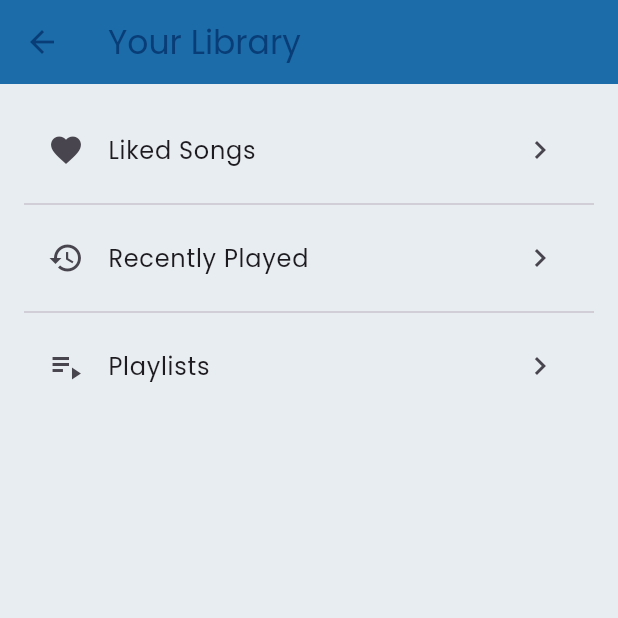
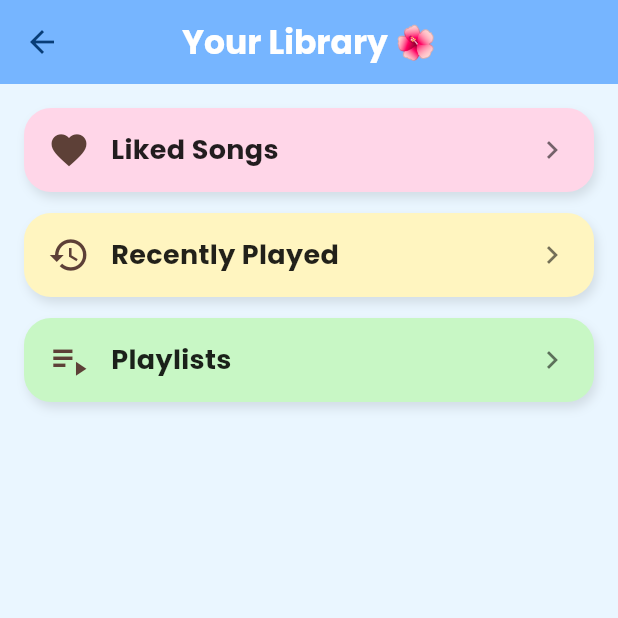
Before and after one commit to NguyenTrungHieu1534/DACN_Flutter, a Flutter app: the LibraryScreen screen opened directly, on a phone screen of 412 x 824 dp, the top half of it. Run offline on Flutter 3.47's test engine with Material 3 defaults, Android fonts, the phone set to English and light mode, and no system bars; our stand-ins replace google_fonts, image_picker, just_audio, jwt_decoder, marquee, shared_preferences and 1 more; accounts and stored records are empty; network calls fail.

Commit message:
refactor: update navigation and UI for library and history features - Added LibraryScreen and integrated it into the main navigation - Updated FavScreen with an AppBar and improved UI - Implemented HistoryScreen and HistoryList for displaying listening history - Created services for managing history and playlists - Enhanced playlist management with API integration

```diff
--- a/DACN/lib/navigation/bottom_nav.dart
+++ b/DACN/lib/navigation/bottom_nav.dart
@@ -172,7 +172,7 @@ class BuildNaviBotState extends State<BuildNaviBot>
                       widget.onItemSelected),
                   _dockItem(Icons.search_rounded, "Search", 1,
                       widget.currentIndex, widget.onItemSelected),
-                  _dockItem(Icons.favorite_rounded, "Favorites", 2,
+                  _dockItem(Icons.category_sharp, "Library", 2,
                       widget.currentIndex, widget.onItemSelected),
                   _dockItem(Icons.person_rounded, "Profile", 3,
                       widget.currentIndex, widget.onItemSelected),
--- a/DACN/lib/screens/album_detail_screen.dart
+++ b/DACN/lib/screens/album_detail_screen.dart
@@ -3,7 +3,7 @@ import 'package:provider/provider.dart';
 import '../services/api_album.dart';
 import '../models/songs.dart';
 import '../models/AudioPlayerProvider.dart';
-import '../navigation/bottom_nav.dart';
+// import '../navigation/bottom_nav.dart';
 import '../widgets/shimmer_widgets.dart'; // ✅ thêm dòng này
 
 class AlbumDetailScreen extends StatefulWidget {
@@ -274,10 +274,6 @@ class _AlbumDetailScreenState extends State<AlbumDetailScreen> {
           ),
         ],
       ),
-      bottomNavigationBar: BuildNaviBot(
-        currentIndex: _currentIndex,
-        onItemSelected: _onItemSelected,
-      ),
     );
   }
 }
--- a/DACN/lib/screens/library_screen.dart
+++ b/DACN/lib/screens/library_screen.dart
@@ -1,41 +1,114 @@
 import 'package:flutter/material.dart';
+import 'package:music_login/screens/fav_screen.dart';
 import '../theme/app_theme.dart';
-
+import '/screens/playlist_screen.dart';
+import '../screens/history_screen.dart';
 class LibraryScreen extends StatelessWidget {
   const LibraryScreen({super.key});
-
   @override
   Widget build(BuildContext context) {
     return Scaffold(
+      backgroundColor: const Color(0xFFEAF6FF), // Nền xanh pastel nhạt
       appBar: AppBar(
-        title: const Text('Your Library'),
-        backgroundColor: AppColors.oceanBlue,
+        backgroundColor: const Color(0xFF76B5FF), // Skyblue đậm hơn chút
+        elevation: 0,
+        centerTitle: true,
+        title: const Text(
+          'Your Library 🌺',
+          style: TextStyle(
+            fontWeight: FontWeight.bold,
+            fontSize: 22,
+            color: Colors.white,
+          ),
+        ),
       ),
       body: ListView(
         padding: const EdgeInsets.all(16),
         children: [
-          ListTile(
-            leading: const Icon(Icons.favorite),
-            title: const Text('Liked Songs'),
-            trailing: const Icon(Icons.chevron_right),
-            onTap: () {},
+          _retroCard(
+            icon: Icons.favorite,
+            text: "Liked Songs",
+            color: const Color(0xFFFFD6E8), // Pastel hồng
+            onTap: () {
+              Navigator.push(
+              context,
+              MaterialPageRoute(
+                builder: (_) => const FavScreen(),
+              ),
+            );
+            },
           ),
-          const Divider(),
-          ListTile(
-            leading: const Icon(Icons.history),
-            title: const Text('Recently Played'),
-            trailing: const Icon(Icons.chevron_right),
-            onTap: () {},
+          _retroCard(
+            icon: Icons.history,
+            text: "Recently Played",
+            color: const Color(0xFFFFF5C0), // Vàng nhạt retro
+            onTap: () {
+               Navigator.push(
+              context,
+              MaterialPageRoute(
+                builder: (_) => const HistoryScreen(),
+              ),
+            );
+            },
           ),
-          const Divider(),
-          ListTile(
-            leading: const Icon(Icons.playlist_play),
-            title: const Text('Playlists'),
-            trailing: const Icon(Icons.chevron_right),
-            onTap: () {},
+          _retroCard(
+            icon: Icons.playlist_play,
+            text: "Playlists",
+            color: const Color(0xFFC8F7C5), // Xanh lá pastel
+            onTap: () {
+              Navigator.push(
+              context,
+              MaterialPageRoute(
+                builder: (_) => const PlaylistScreen(),
+              ),
+            );
+            },
           ),
         ],
       ),
     );
   }
+
+  Widget _retroCard({
+    required IconData icon,
+    required String text,
+    required Color color,
+    required VoidCallback onTap,
+  }) {
+    return GestureDetector(
+      onTap: onTap,
+      child: Container(
+        margin: const EdgeInsets.only(bottom: 14),
+        padding: const EdgeInsets.symmetric(vertical: 14, horizontal: 16),
+        decoration: BoxDecoration(
+          color: color,
+          borderRadius: BorderRadius.circular(18),
+          boxShadow: [
+            BoxShadow(
+              color: Colors.black.withOpacity(0.1),
+              blurRadius: 5,
+              offset: const Offset(2, 4),
+            )
+          ],
+        ),
+        child: Row(
+          children: [
+            Icon(icon, size: 28, color: Colors.brown.shade700),
+            const SizedBox(width: 14),
+            Expanded(
+              child: Text(
+                text,
+                style: const TextStyle(
+                  fontSize: 18,
+                  fontWeight: FontWeight.bold,
+                  color: Colors.black87,
+                ),
+              ),
+            ),
+            const Icon(Icons.chevron_right, color: Colors.black54),
+          ],
+        ),
+      ),
+    );
+  }
 }
```
Also changed, not shown: DACN/lib/main.dart (+4 -3 lines), DACN/lib/models/history.dart (added, +37 -0 lines), DACN/lib/models/playlist.dart (added, +74 -0 lines), DACN/lib/screens/fav_screen.dart (+7 -1 lines), DACN/lib/screens/history_screen.dart (added, +70 -0 lines), DACN/lib/screens/playlist_screen.dart (added, +116 -0 lines), DACN/lib/services/api_history.dart (added, +61 -0 lines), DACN/lib/services/api_playlist.dart (added, +94 -0 lines), DACN/lib/widgets/HistoryList.dart (added, +85 -0 lines).
